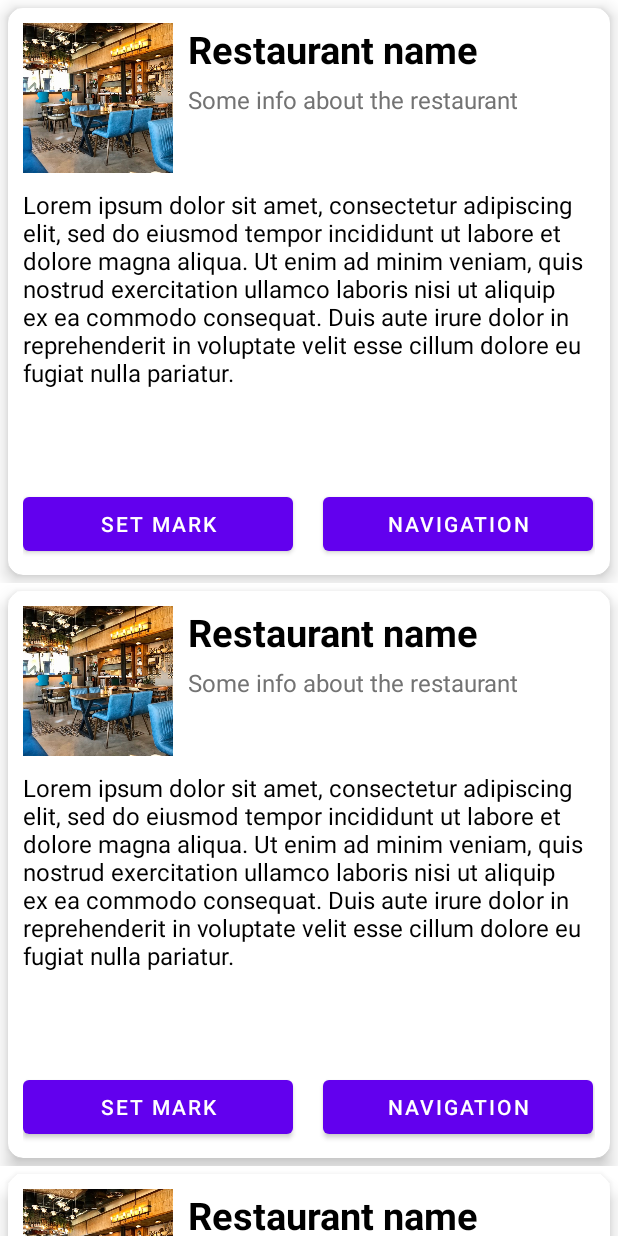
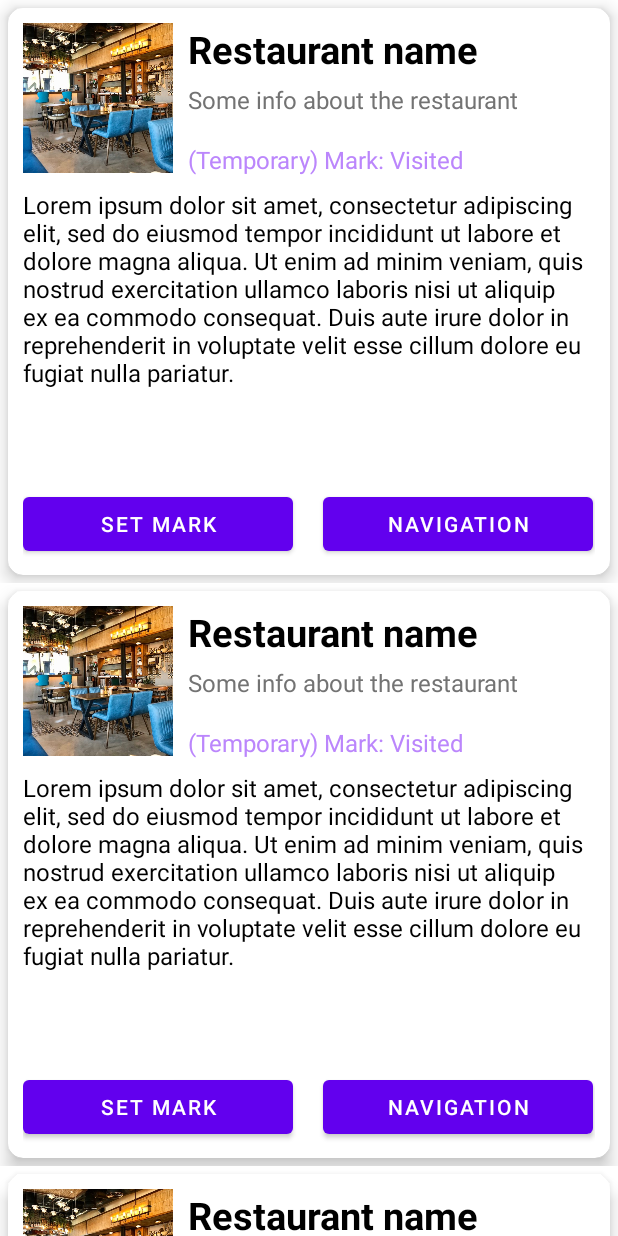
Before and after one commit to Restauranttrackers/Restaurant-Tracker, an Android app: the layout fragment_list.xml on its own in the app's theme, with its tools: preview values and no code run, on a phone screen of 412 x 824 dp. Run offline under Robolectric (Android 15) with nearby library versions, the phone set to English and light mode, and no system bars.

Commit message:
Added status mark to cards

```diff
--- a/app/src/main/java/com/bignerdranch/android/maptest/CardAdapter.kt
+++ b/app/src/main/java/com/bignerdranch/android/maptest/CardAdapter.kt
@@ -23,6 +23,9 @@ class CardAdapter(private val restaurantList: MutableList<Restaurants>) : Recycl
         holder.restaInfo.text = currentItem.restaInfo
         holder.restaDescr.text = currentItem.restaDescr
 
+        // Remove later
+        holder.restaMark.text = currentItem.mark
+
         // Expand card on click
         val isExpanded: Boolean = currentItem.expanded
         holder.relativeLayout.visibility = if (isExpanded) View.VISIBLE else View.GONE
@@ -44,5 +47,8 @@ class CardAdapter(private val restaurantList: MutableList<Restaurants>) : Recycl
         val restaDescr: TextView = itemView.findViewById(R.id.rest_desc)
         val relativeLayout: RelativeLayout = itemView.findViewById(R.id.expanded_view)
         val card: CardView = itemView.findViewById(R.id.card)
+
+        // Remove later
+        val restaMark: TextView = itemView.findViewById(R.id.rest_mark)
     }
 }
--- a/app/src/main/res/layout/card_cell.xml
+++ b/app/src/main/res/layout/card_cell.xml
@@ -50,6 +50,18 @@
             android:layout_marginTop="40dp"
             android:lines="3"
             />
+        <!-- Remove this textview later-->
+        <TextView
+            android:id="@+id/rest_mark"
+            android:layout_width="270dp"
+            android:layout_height="wrap_content"
+            android:textColor="@color/purple_200"
+            android:text="(Temporary) Mark: Visited"
+            android:textSize="16sp"
+            android:layout_marginStart="110dp"
+            android:layout_marginTop="80dp"
+            android:lines="1"
+            />
         <RelativeLayout
             android:id="@+id/expanded_view"
             android:layout_width="match_parent"
```
